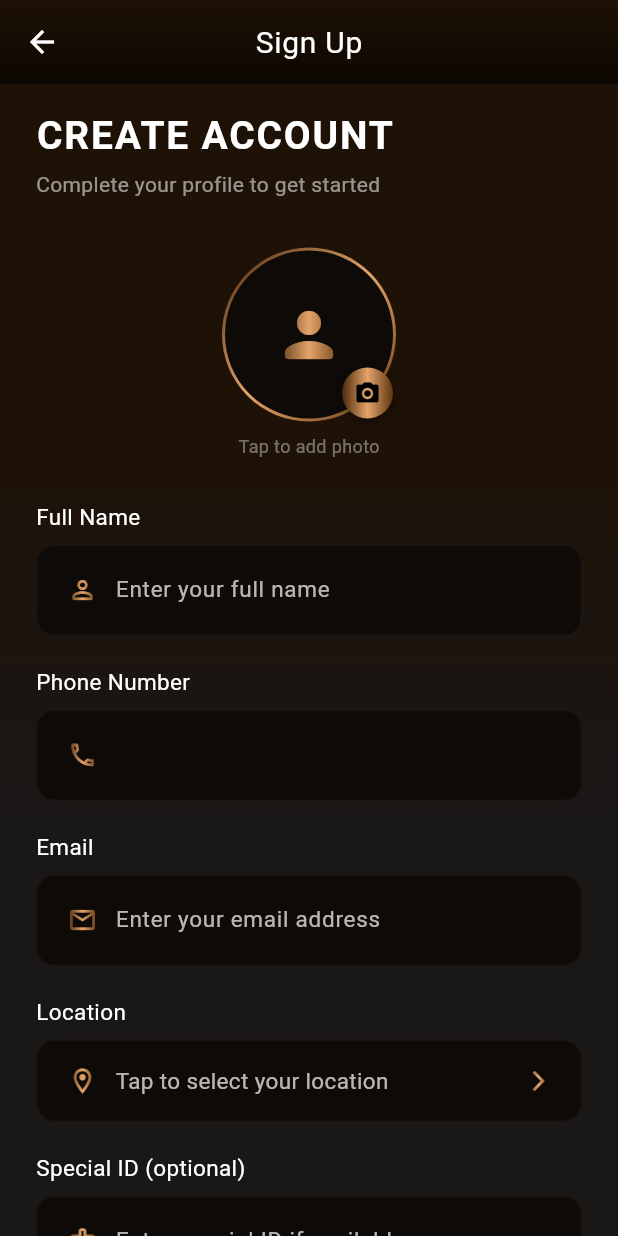
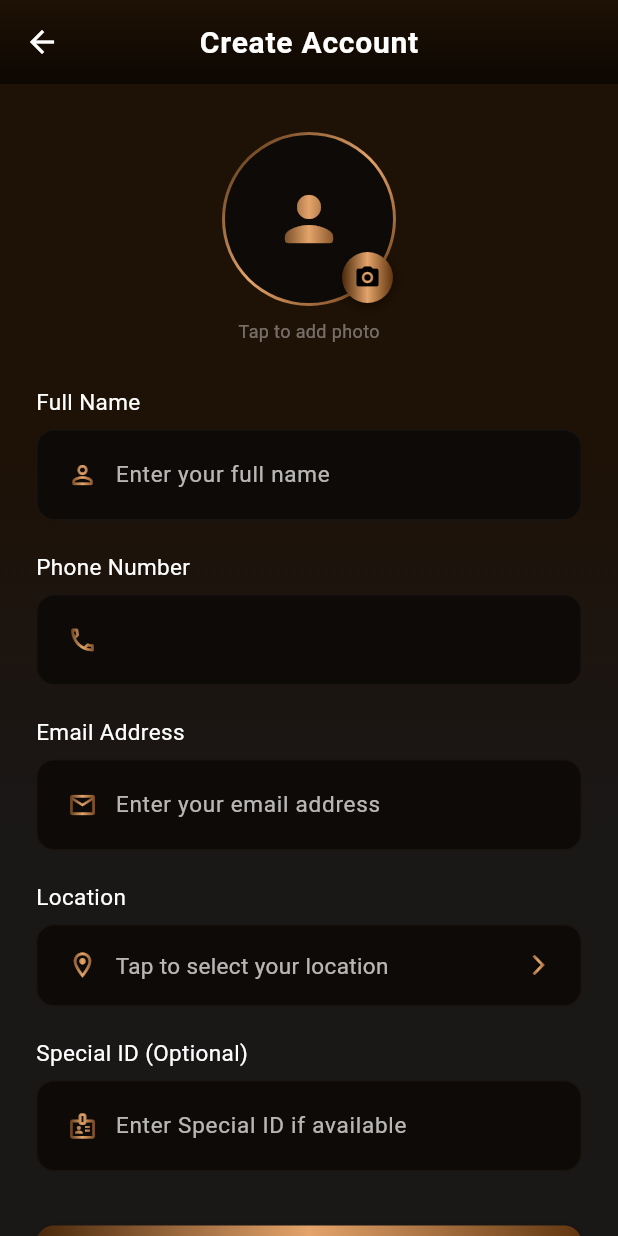
Before and after one commit to Han5uk3/premium-force, a Flutter app: the SignUpPage screen opened directly with empty values, on a phone screen of 412 x 824 dp. Run offline on Flutter 3.47's test engine with Material 3 defaults, Android fonts, the phone set to English and light mode, and no system bars; our stand-ins replace cached_network_image, firebase_core, flutter_svg, geocoding, geolocator, google_maps_flutter and 2 more; accounts and stored records are empty; network calls fail; project files that could hold a hidden picture were left out.

Commit message:
added more translations

```diff
--- a/lib/authentication/location_picker.dart
+++ b/lib/authentication/location_picker.dart
@@ -3,6 +3,7 @@ import 'package:flutter/material.dart';
 import 'package:google_maps_flutter/google_maps_flutter.dart';
 import 'package:geolocator/geolocator.dart';
 import 'package:geocoding/geocoding.dart';
+import 'package:premium_force_main/l10n/app_localizations.dart';
 
 class LocationPickerPage extends StatefulWidget {
   const LocationPickerPage({super.key});
@@ -652,10 +653,11 @@ class _LocationPickerPageState extends State<LocationPickerPage> {
         ),
         child: AppBar(
           centerTitle: true,
-          title: const Text(
-            'Select Location',
+          title:  Text(
+           AppLocalizations.of(context)!.selectLocation,
             style: TextStyle(
               fontSize: 20,
+              fontWeight: FontWeight.bold,
               color: Colors.white,
               letterSpacing: 0.5,
             ),
--- a/lib/authentication/otp.dart
+++ b/lib/authentication/otp.dart
@@ -74,6 +74,7 @@ class _OTPVerificationPageState extends State<OTPVerificationPage> {
               style: TextStyle(
                 fontSize: 20,
                 color: Colors.white,
+                fontWeight: FontWeight.bold,
                 letterSpacing: 0.5,
               ),
             ),
--- a/lib/authentication/signup.dart
+++ b/lib/authentication/signup.dart
@@ -5,6 +5,7 @@ import 'package:premium_force_main/authentication/location_picker.dart';
 import 'package:premium_force_main/common_widgets/button.dart';
 import 'package:premium_force_main/common_widgets/textfield.dart';
 import 'package:premium_force_main/home/home.dart';
+import 'package:premium_force_main/l10n/app_localizations.dart';
 import 'package:premium_force_main/utils/smooth_navigation.dart';
 
 class SignUpPage extends StatefulWidget {
@@ -56,6 +57,7 @@ class _SignUpPageState extends State<SignUpPage>
 
   Future<void> _pickImage() async {
     final ImagePicker picker = ImagePicker();
+    final loc = AppLocalizations.of(context)!;
     showModalBottomSheet(
       context: context,
       backgroundColor: Colors.transparent,
@@ -85,8 +87,8 @@ class _SignUpPageState extends State<SignUpPage>
                     ),
                   ),
                   const SizedBox(height: 24),
-                  const Text(
-                    'Choose Profile Picture',
+                  Text(
+                    loc.chooseProfilePicture,
                     style: TextStyle(
                       color: Colors.white,
                       fontSize: 18,
@@ -99,7 +101,7 @@ class _SignUpPageState extends State<SignUpPage>
                     children: [
                       _buildImageSourceOption(
                         icon: Icons.camera_alt_rounded,
-                        label: 'Camera',
+                        label: loc.camera,
                         onTap: () async {
                           Navigator.pop(context);
                           final XFile? image = await picker.pickImage(
@@ -117,7 +119,7 @@ class _SignUpPageState extends State<SignUpPage>
                       ),
                       _buildImageSourceOption(
                         icon: Icons.photo_library_rounded,
-                        label: 'Gallery',
+                        label: loc.gallery,
                         onTap: () async {
                           Navigator.pop(context);
                           final XFile? image = await picker.pickImage(
@@ -211,8 +213,8 @@ class _SignUpPageState extends State<SignUpPage>
 
     if (_profileImage == null) {
       ScaffoldMessenger.of(context).showSnackBar(
-        const SnackBar(
-          content: Text('Please add a profile picture'),
+        SnackBar(
+          content: Text(AppLocalizations.of(context)!.pleaseAddAProfilePicture),
           backgroundColor: Colors.red,
         ),
       );
@@ -221,8 +223,8 @@ class _SignUpPageState extends State<SignUpPage>
 
     if (_locationController.text.isEmpty) {
       ScaffoldMessenger.of(context).showSnackBar(
-        const SnackBar(
-          content: Text('Please select your location'),
+        SnackBar(
+          content: Text(AppLocalizations.of(context)!.pleaseSelectYourLocation),
           backgroundColor: Colors.red,
         ),
       );
@@ -264,28 +266,6 @@ class _SignUpPageState extends State<SignUpPage>
               child: Column(
                 crossAxisAlignment: CrossAxisAlignment.start,
                 children: [
-                  const SizedBox(height: 16),
-
-                  // Title
-                  const Text(
-                    'CREATE ACCOUNT',
-                    style: TextStyle(
-                      color: Colors.white,
-                      fontSize: 26,
-                      fontWeight: FontWeight.w600,
-                      letterSpacing: 1.2,
-                    ),
-                  ),
-                  const SizedBox(height: 4),
-                  Text(
-                    'Complete your profile to get started',
-                    style: TextStyle(
-                      color: Colors.white.withAlpha(140),
-                      fontSize: 14,
-                      fontWeight: FontWeight.w400,
-                    ),
-                  ),
-
                   const SizedBox(height: 32),
 
                   // Profile Picture
@@ -386,7 +366,7 @@ class _SignUpPageState extends State<SignUpPage>
                   const SizedBox(height: 8),
                   Center(
                     child: Text(
-                      'Tap to add photo',
+                      AppLocalizations.of(context)!.tapToAddPhoto,
                       style: TextStyle(
                         color: Colors.white.withAlpha(100),
                         fontSize: 12,
@@ -399,9 +379,9 @@ class _SignUpPageState extends State<SignUpPage>
 
                   // Name field
                   PremiumTextField(
-                    title: 'Full Name',
+                    title: AppLocalizations.of(context)!.fullName,
                     controller: _nameController,
-                    hintText: 'Enter your full name',
+                    hintText: AppLocalizations.of(context)!.enterYourFullName,
                     fontsize: 15,
                     keyboardType: TextInputType.name,
                     needTitle: true,
@@ -424,10 +404,14 @@ class _SignUpPageState extends State<SignUpPage>
                     ),
                     validator: (value) {
                       if (value == null || value.isEmpty) {
-                        return 'Please enter your name';
+                        return AppLocalizations.of(
+                          context,
+                        )!.pleaseEnterYourName;
                       }
                       if (value.length < 2) {
-                        return 'Name must be at least 2 characters';
+                        return AppLocalizations.of(
+                          context,
+                        )!.nameMustBeAtLeast2Characters;
                       }
                       return null;
                     },
@@ -437,7 +421,7 @@ class _SignUpPageState extends State<SignUpPage>
 
                   // Phone number (display only)
                   PremiumTextField(
-                    title: 'Phone Number',
+                    title: AppLocalizations.of(context)!.phoneNumber,
                     controller: _phoneController,
                     hintText: widget.phoneNumber,
                     fontsize: 15,
@@ -467,9 +451,11 @@ class _SignUpPageState extends State<SignUpPage>
 
                   // Email field
                   PremiumTextField(
-                    title: 'Email',
+                    title: AppLocalizations.of(context)!.emailAddress,
                     controller: _emailController,
-                    hintText: 'Enter your email address',
+                    hintText: AppLocalizations.of(
+                      context,
+                    )!.enterYourEmailAddress,
                     fontsize: 15,
                     keyboardType: TextInputType.emailAddress,
                     needTitle: true,
@@ -492,12 +478,16 @@ class _SignUpPageState extends State<SignUpPage>
                     ),
                     validator: (value) {
                       if (value == null || value.isEmpty) {
-                        return 'Please enter your email';
+                        return AppLocalizations.of(
+                          context,
+                        )!.pleaseEnterYourEmail;
                       }
                       if (!RegExp(
                         r'^[\w-\.]+@([\w-]+\.)+[\w-]{2,4}$',
                       ).hasMatch(value)) {
-                        return 'Please enter a valid email';
+                        return AppLocalizations.of(
+                          context,
+                        )!.pleaseEnterAValidEmail;
                       }
                       return null;
                     },
@@ -512,9 +502,11 @@ class _SignUpPageState extends State<SignUpPage>
 
                   // Special ID (optional)
                   PremiumTextField(
-                    title: 'Special ID (optional)',
+                    title: AppLocalizations.of(context)!.specialidoptional,
                     controller: _specialIdController,
-                    hintText: 'Enter special ID if available',
+                    hintText: AppLocalizations.of(
+                      context,
+                    )!.enterSpecialIdIFAvailable,
                     fontsize: 15,
                     needTitle: true,
                     obscureText: false,
@@ -541,7 +533,7 @@ class _SignUpPageState extends State<SignUpPage>
                   // Sign Up button
                   PremiumButton(
                     fontsize: 18,
-                    text: 'Sign Up',
+                    text: AppLocalizations.of(context)!.createAccount,
                     onTap: _handleSignUp,
                   ),
 
@@ -560,8 +552,8 @@ class _SignUpPageState extends State<SignUpPage>
       crossAxisAlignment: CrossAxisAlignment.start,
       mainAxisSize: MainAxisSize.min,
       children: [
-        const Text(
-          'Location',
+        Text(
+          AppLocalizations.of(context)!.location,
           style: TextStyle(
             color: Colors.white,
             fontSize: 15,
@@ -601,7 +593,7 @@ class _SignUpPageState extends State<SignUpPage>
                 Expanded(
                   child: Text(
                     _locationController.text.isEmpty
-                        ? 'Tap to select your location'
+                        ? AppLocalizations.of(context)!.tapToSelectYourLocation
                         : _locationController.text,
                     style: TextStyle(
                       color: _locationController.text.isEmpty
@@ -651,11 +643,12 @@ class _SignUpPageState extends State<SignUpPage>
         ),
         child: AppBar(
           centerTitle: true,
-          title: const Text(
-            'Sign Up',
+          title: Text(
+            AppLocalizations.of(context)!.createAccount,
             style: TextStyle(
               fontSize: 20,
               color: Colors.white,
+              fontWeight: FontWeight.bold,
               letterSpacing: 0.5,
             ),
           ),
--- a/lib/common_widgets/button.dart
+++ b/lib/common_widgets/button.dart
@@ -53,7 +53,7 @@ class PremiumButton extends StatelessWidget {
               style: TextStyle(
                 color: textColor ?? Colors.black,
                 fontSize: fontsize,
-                fontWeight: FontWeight.w900,
+                fontWeight: FontWeight.w700,
               ),
             ),
           ),
--- a/lib/common_widgets/textfield.dart
+++ b/lib/common_widgets/textfield.dart
@@ -82,9 +82,12 @@ class PremiumTextField extends StatelessWidget {
                 Expanded(
                   child: TextFormField(
                     validator: validator,
-                    inputFormatters: maxLength != null
-                        ? [LengthLimitingTextInputFormatter(maxLength)]
-                        : [],
+                    inputFormatters: [
+                      if (maxLength != null)
+                        LengthLimitingTextInputFormatter(maxLength),
+                      if (needCountryCode)
+                        FilteringTextInputFormatter.digitsOnly,
+                    ],
                     controller: controller,
                     keyboardType: keyboardType,
                     obscureText: obscureText,
--- a/lib/l10n/app_localizations.dart
+++ b/lib/l10n/app_localizations.dart
@@ -349,6 +349,216 @@ abstract class AppLocalizations {
   /// In en, this message translates to:
   /// **'Choose City'**
   String get chooseCity;
+
+  /// No description provided for @chooseProfilePicture.
+  ///
+  /// In en, this message translates to:
+  /// **'Choose Profile Picture'**
+  String get chooseProfilePicture;
+
+  /// No description provided for @camera.
+  ///
+  /// In en, this message translates to:
+  /// **'Camera'**
+  String get camera;
+
+  /// No description provided for @gallery.
+  ///
+  /// In en, this message translates to:
+  /// **'Gallery'**
+  String get gallery;
+
+  /// No description provided for @name.
+  ///
+  /// In en, this message translates to:
+  /// **'Name'**
+  String get name;
+
+  /// No description provided for @email.
+  ///
+  /// In en, this message translates to:
+  /// **'Email'**
+  String get email;
+
+  /// No description provided for @location.
+  ///
+  /// In en, this message translates to:
+  /// **'Location'**
+  String get location;
+
+  /// No description provided for @specialId.
+  ///
+  /// In en, this message translates to:
+  /// **'Special ID'**
+  String get specialId;
+
+  /// No description provided for @phoneNumber.
+  ///
+  /// In en, this message translates to:
+  /// **'Phone Number'**
+  String get phoneNumber;
+
+  /// No description provided for @submit.
+  ///
+  /// In en, this message translates to:
+  /// **'Submit'**
+  String get submit;
+
+  /// No description provided for @tapToSelectYourLocation.
+  ///
+  /// In en, this message translates to:
+  /// **'Tap to select your location'**
+  String get tapToSelectYourLocation;
+
+  /// No description provided for @pleaseEnterYourName.
+  ///
+  /// In en, this message translates to:
+  /// **'Please enter your name'**
+  String get pleaseEnterYourName;
+
+  /// No description provided for @pleaseAddAProfilePicture.
+  ///
+  /// In en, this message translates to:
+  /// **'Please add a profile picture'**
+  String get pleaseAddAProfilePicture;
+
+  /// No description provided for @pleaseSelectYourLocation.
+  ///
+  /// In en, this message translates to:
+  /// **'Please select your location'**
+  String get pleaseSelectYourLocation;
+
+  /// No description provided for @completeYourProfileToGetStarted.
+  ///
+  /// In en, this message translates to:
+  /// **'Complete Your Profile To Get Started'**
+  String get completeYourProfileToGetStarted;
+
+  /// No description provided for @tapToAddPhoto.
+  ///
+  /// In en, this message translates to:
+  /// **'Tap to add photo'**
+  String get tapToAddPhoto;
+
+  /// No description provided for @fullName.
+  ///
+  /// In en, this message translates to:
+  /// **'Full Name'**
+  String get fullName;
+
+  /// No description provided for @enterYourFullName.
+  ///
+  /// In en, this message translates to:
+  /// **'Enter your full name'**
+  String get enterYourFullName;
+
+  /// No description provided for @emailAddress.
+  ///
+  /// In en, this message translates to:
+  /// **'Email Address'**
+  String get emailAddress;
+
+  /// No description provided for @enterYourEmailAddress.
+  ///
+  /// In en, this message translates to:
+  /// **'Enter your email address'**
+  String get enterYourEmailAddress;
+
+  /// No description provided for @pleaseEnterYourEmail.
+  ///
+  /// In en, this message translates to:
+  /// **'Please enter your email'**
+  String get pleaseEnterYourEmail;
+
+  /// No description provided for @nameMustBeAtLeast2Characters.
+  ///
+  /// In en, this message translates to:
+  /// **'Name must be at least 2 characters'**
+  String get nameMustBeAtLeast2Characters;
+
+  /// No description provided for @pleaseEnterAValidEmail.
+  ///
+  /// In en, this message translates to:
+  /// **'Please enter a valid email'**
+  String get pleaseEnterAValidEmail;
+
+  /// No description provided for @specialidoptional.
+  ///
+  /// In en, this message translates to:
+  /// **'Special ID (Optional)'**
+  String get specialidoptional;
+
+  /// No description provided for @enterSpecialIdIFAvailable.
+  ///
+  /// In en, this message translates to:
+  /// **'Enter Special ID if available'**
+  String get enterSpecialIdIFAvailable;
+
+  /// No description provided for @createAccount.
+  ///
+  /// In en, this message translates to:
+  /// **'Create Account'**
+  String get createAccount;
+
+  /// No description provided for @signIn.
+  ///
+  /// In en, this message translates to:
+  /// **'Sign In'**
+  String get signIn;
+
+  /// No description provided for @mobileNumber.
+  ///
+  /// In en, this message translates to:
+  /// **'Mobile Number'**
+  String get mobileNumber;
+
+  /// No description provided for @enterMobileNumber.
+  ///
+  /// In en, this message translates to:
+  /// **'Enter mobile number'**
+  String get enterMobileNumber;
+
+  /// No description provided for @pleaseEnterYourMobileNumber.
+  ///
+  /// In en, this message translates to:
+  /// **'Please enter your mobile number'**
+  String get pleaseEnterYourMobileNumber;
+
+  /// No description provided for @pleaseEnterValidMobileNumber.
+  ///
+  /// In en, this message translates to:
+  /// **'Please enter valid mobile number'**
+  String get pleaseEnterValidMobileNumber;
+
+  /// No description provided for @byContinuingYouAgreeToOur.
+  ///
+  /// In en, this message translates to:
+  /// **'By continuing, you agree to our'**
+  String get byContinuingYouAgreeToOur;
+
+  /// No description provided for @and.
+  ///
+  /// In en, this message translates to:
+  /// **'and'**
+  String get and;
+
+  /// No description provided for @privacyPolicy.
+  ///
+  /// In en, this message translates to:
+  /// **'Privacy Policy'**
+  String get privacyPolicy;
+
+  /// No description provided for @selectLocation.
+  ///
+  /// In en, this message translates to:
+  /// **'Select Location'**
+  String get selectLocation;
+
+  /// No description provided for @pleaseAgreeToTheTermsAndConditionsAndPrivacyPolicy.
+  ///
+  /// In en, this message translates to:
+  /// **'Please agree to the terms and conditions and privacy policy.'**
+  String get pleaseAgreeToTheTermsAndConditionsAndPrivacyPolicy;
 }
 
 class _AppLocalizationsDelegate
```
Also changed, not shown: lib/authentication/login.dart (+15 -7 lines), lib/l10n/app_ar.arb (+36 -1 lines), lib/l10n/app_en.arb (+38 -1 lines), lib/l10n/app_localizations_ar.dart (+107 -0 lines), lib/l10n/app_localizations_en.dart (+108 -0 lines).
